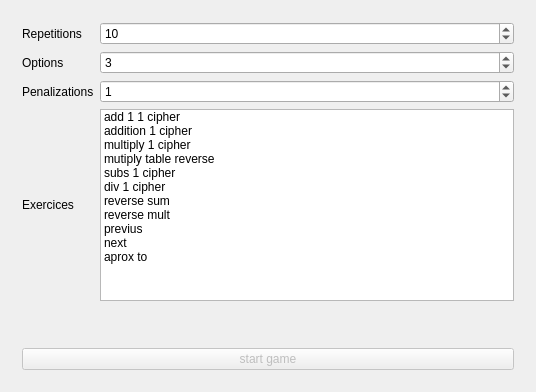
Before: the Qt Designer form math_practice.ui in jleahred/kids-math-practice, drawn with Qt 5.
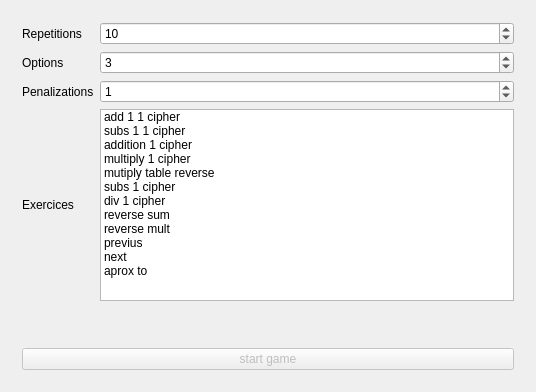
After: the same form once the commit is applied. Custom widgets are drawn as their Qt base class.

Commit message:
added subs 1 to 1 cipher
Now subs 1 and add 1 30% is subs or add 0

```diff
--- a/math_practice.ui
+++ b/math_practice.ui
@@ -125,6 +125,14 @@
             <enum>Unchecked</enum>
            </property>
           </item>
+          <item>
+           <property name="text">
+            <string>subs 1 1 cipher</string>
+           </property>
+           <property name="checkState">
+            <enum>Unchecked</enum>
+           </property>
+          </item>
           <item>
            <property name="text">
             <string>addition 1 cipher</string>
```
The commit also changes 2 other files.
